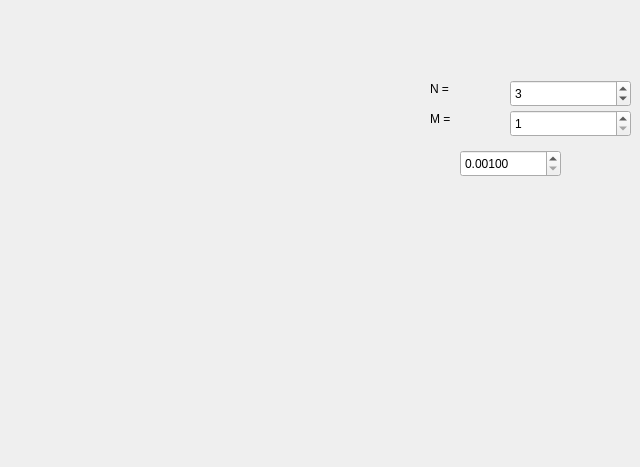
This is widget.ui in f1z1k/gauss_solve as Qt 5 draws it before an edit. The edited form follows.
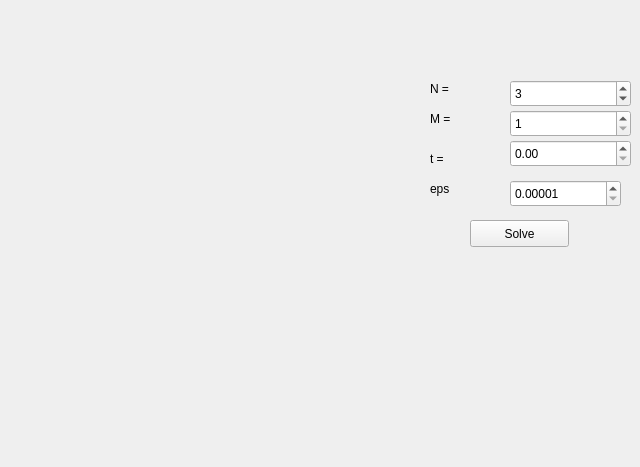
This is the edited form. Custom widgets are drawn as their Qt base class.

Patch:
```diff
--- a/widget.ui
+++ b/widget.ui
@@ -90,9 +90,9 @@
   <widget class="QDoubleSpinBox" name="doubleSpinBox">
    <property name="geometry">
     <rect>
-     <x>460</x>
-     <y>150</y>
-     <width>101</width>
+     <x>510</x>
+     <y>180</y>
+     <width>111</width>
      <height>27</height>
     </rect>
    </property>
@@ -100,7 +100,7 @@
     <number>5</number>
    </property>
    <property name="minimum">
-    <double>0.001000000000000</double>
+    <double>0.000010000000000</double>
    </property>
    <property name="maximum">
     <double>0.100000000000000</double>
@@ -109,7 +109,56 @@
     <double>0.000010000000000</double>
    </property>
    <property name="value">
-    <double>0.001000000000000</double>
+    <double>0.000010000000000</double>
+   </property>
+  </widget>
+  <widget class="QLabel" name="label_3">
+   <property name="geometry">
+    <rect>
+     <x>430</x>
+     <y>180</y>
+     <width>51</width>
+     <height>17</height>
+    </rect>
+   </property>
+   <property name="text">
+    <string>eps</string>
+   </property>
+  </widget>
+  <widget class="QPushButton" name="pushButton">
+   <property name="geometry">
+    <rect>
+     <x>470</x>
+     <y>220</y>
+     <width>99</width>
+     <height>27</height>
+    </rect>
+   </property>
+   <property name="text">
+    <string>Solve</string>
+   </property>
+  </widget>
+  <widget class="QLabel" name="label_4">
+   <property name="geometry">
+    <rect>
+     <x>430</x>
+     <y>150</y>
+     <width>67</width>
+     <height>17</height>
+    </rect>
+   </property>
+   <property name="text">
+    <string>t = </string>
+   </property>
+  </widget>
+  <widget class="QDoubleSpinBox" name="doubleSpinBox_2">
+   <property name="geometry">
+    <rect>
+     <x>510</x>
+     <y>140</y>
+     <width>121</width>
+     <height>27</height>
+    </rect>
    </property>
   </widget>
  </widget>
```
